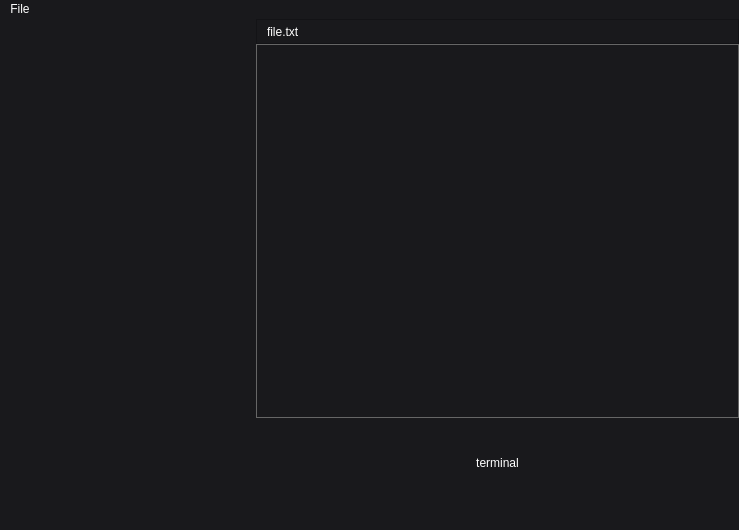
Before: the Qt Designer form ui/editor.ui in heehee8878/2025_opensource_software_project, drawn with Qt 5.
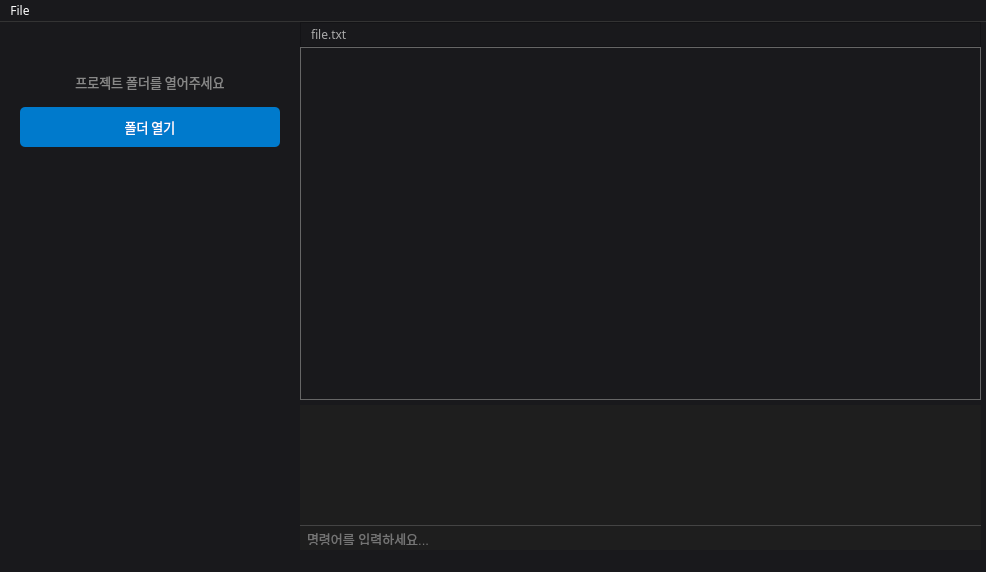
After: the same form once the commit is applied.

Diff of the .ui file:
```diff
--- a/ui/editor.ui
+++ b/ui/editor.ui
@@ -6,8 +6,8 @@
    <rect>
     <x>0</x>
     <y>0</y>
-    <width>739</width>
-    <height>530</height>
+    <width>986</width>
+    <height>572</height>
    </rect>
   </property>
   <property name="windowTitle">
@@ -26,7 +26,7 @@
      <number>0</number>
     </property>
     <property name="rightMargin">
-     <number>0</number>
+     <number>5</number>
     </property>
     <property name="bottomMargin">
      <number>0</number>
@@ -35,7 +35,7 @@
      <number>0</number>
     </property>
     <item row="0" column="0" rowspan="3">
-     <widget class="QTreeWidget" name="file_list">
+     <widget class="QStackedWidget" name="file_list_stack">
       <property name="sizePolicy">
        <sizepolicy hsizetype="Preferred" vsizetype="Expanding">
         <horstretch>0</horstretch>
@@ -57,14 +57,124 @@
       <property name="styleSheet">
        <string notr="true">border: none;</string>
       </property>
-      <property name="headerHidden">
-       <bool>true</bool>
-      </property>
-      <column>
-       <property name="text">
-        <string notr="true">1</string>
-       </property>
-      </column>
+      <widget class="QWidget" name="open_folder_page">
+       <layout class="QVBoxLayout" name="verticalLayout_2">
+        <property name="spacing">
+         <number>15</number>
+        </property>
+        <property name="leftMargin">
+         <number>20</number>
+        </property>
+        <property name="topMargin">
+         <number>50</number>
+        </property>
+        <property name="rightMargin">
+         <number>20</number>
+        </property>
+        <property name="bottomMargin">
+         <number>20</number>
+        </property>
+        <item>
+         <widget class="QLabel" name="open_folder_label">
+          <property name="font">
+           <font>
+            <family>Noto Sans KR</family>
+            <pointsize>10</pointsize>
+           </font>
+          </property>
+          <property name="styleSheet">
+           <string notr="true">color: #888;
+font-size: 10pt;</string>
+          </property>
+          <property name="text">
+           <string>프로젝트 폴더를 열어주세요</string>
+          </property>
+          <property name="alignment">
+           <set>Qt::AlignCenter</set>
+          </property>
+         </widget>
+        </item>
+        <item>
+         <widget class="QPushButton" name="open_folder_button">
+          <property name="font">
+           <font>
+            <family>Noto Sans KR</family>
+            <pointsize>10</pointsize>
+           </font>
+          </property>
+          <property name="cursor">
+           <cursorShape>PointingHandCursor</cursorShape>
+          </property>
+          <property name="styleSheet">
+           <string notr="true">QPushButton {
+    background-color: #007acc;
+    color: white;
+    border: none;
+    padding: 10px 20px;
+    font-size: 10pt;
+    border-radius: 5px;
+}</string>
+          </property>
+          <property name="text">
+           <string>폴더 열기</string>
+          </property>
+         </widget>
+        </item>
+        <item>
+         <spacer name="verticalSpacer_2">
+          <property name="orientation">
+           <enum>Qt::Vertical</enum>
+          </property>
+          <property name="sizeHint" stdset="0">
+           <size>
+            <width>20</width>
+            <height>40</height>
+           </size>
+          </property>
+         </spacer>
+        </item>
+       </layout>
+      </widget>
+      <widget class="QWidget" name="file_list_page">
+       <layout class="QVBoxLayout" name="verticalLayout_3">
+        <property name="spacing">
+         <number>0</number>
+        </property>
+        <property name="leftMargin">
+         <number>0</number>
+        </property>
+        <property name="topMargin">
+         <number>0</number>
+        </property>
+        <property name="rightMargin">
+         <number>0</number>
+        </property>
+        <property name="bottomMargin">
+         <number>0</number>
+        </property>
+        <item>
+         <widget class="QTreeWidget" name="file_list">
+          <property name="sizePolicy">
+           <sizepolicy hsizetype="Expanding" vsizetype="Expanding">
+            <horstretch>0</horstretch>
+            <verstretch>0</verstretch>
+           </sizepolicy>
+          </property>
+          <property name="styleSheet">
+           <string notr="true">border: none;</string>
+          </property>
+          <property name="headerHidden">
+           <bool>true</bool>
+          </property>
+          <column>
+           <property name="text">
+            <string notr="true">1</string>
+           </property>
+          </column>
+         </widget>
+        </item>
+       </layout>
+      </widget>
      </widget>
     </item>
     <item row="0" column="1">
@@ -114,8 +224,13 @@
            <verstretch>0</verstretch>
           </sizepolicy>
          </property>
+         <property name="font">
+          <font>
+           <family>Noto Sans KR</family>
+          </font>
+         </property>
          <property name="styleSheet">
-          <string notr="true">color: white;</string>
+          <string notr="true">color: #aaa;</string>
          </property>
          <property name="text">
           <string>file.txt</string>
@@ -133,6 +248,11 @@
         <verstretch>0</verstretch>
        </sizepolicy>
       </property>
+      <property name="font">
+       <font>
+        <family>Noto Sans KR</family>
+       </font>
+      </property>
       <property name="styleSheet">
        <string notr="true">background-color: #19191c;
 color: #d4d4d4;
@@ -160,6 +280,9 @@
         <height>150</height>
        </size>
       </property>
+      <property name="styleSheet">
+       <string notr="true"/>
+      </property>
       <layout class="QVBoxLayout" name="verticalLayout">
        <property name="spacing">
         <number>0</number>
@@ -168,7 +291,7 @@
         <number>0</number>
        </property>
        <property name="topMargin">
-        <number>0</number>
+        <number>5</number>
        </property>
        <property name="rightMargin">
         <number>0</number>
@@ -177,15 +300,51 @@
         <number>0</number>
        </property>
        <item>
-        <widget class="QLabel" name="terminalLabel">
+        <widget class="QTextEdit" name="terminal_output">
+         <property name="sizePolicy">
+          <sizepolicy hsizetype="Expanding" vsizetype="Expanding">
+           <horstretch>0</horstretch>
+           <verstretch>0</verstretch>
+          </sizepolicy>
+         </property>
          <property name="styleSheet">
-          <string notr="true">color: white;</string>
+          <string notr="true">background-color: #1e1e1e;
+color: #cccccc;
+border: none;
+font-family: Consolas, 'Courier New', monospace;
+font-size: 10pt;
+padding: 5px;</string>
          </property>
-         <property name="text">
-          <string>terminal</string>
+         <property name="readOnly">
+          <bool>true</bool>
          </property>
-         <property name="alignment">
-          <set>Qt::AlignCenter</set>
+        </widget>
+       </item>
+       <item>
+        <widget class="QLineEdit" name="terminal_input">
+         <property name="sizePolicy">
+          <sizepolicy hsizetype="Expanding" vsizetype="Fixed">
+           <horstretch>0</horstretch>
+           <verstretch>0</verstretch>
+          </sizepolicy>
+         </property>
+         <property name="minimumSize">
+          <size>
+           <width>0</width>
+           <height>25</height>
+          </size>
+         </property>
+         <property name="styleSheet">
+          <string notr="true">background-color: #1e1e1e;
+color: #cccccc;
+border: none;
+border-top: 1px solid #444;
+font-family: Consolas, 'Courier New', monospace;
+font-size: 10pt;
+padding: 5px;</string>
+         </property>
+         <property name="placeholderText">
+          <string>명령어를 입력하세요...</string>
          </property>
         </widget>
        </item>
@@ -199,10 +358,18 @@
     <rect>
      <x>0</x>
      <y>0</y>
-     <width>739</width>
-     <height>21</height>
+     <width>986</width>
+     <height>23</height>
     </rect>
    </property>
+   <property name="font">
+    <font>
+     <family>Noto Sans KR</family>
+    </font>
+   </property>
+   <property name="styleSheet">
+    <string notr="true">border-bottom: 1px solid #333;</string>
+   </property>
    <widget class="QMenu" name="menuFile">
     <property name="mouseTracking">
      <bool>true</bool>
```
Left out of the diff: 5 changed lines with no effect on the pictures.
